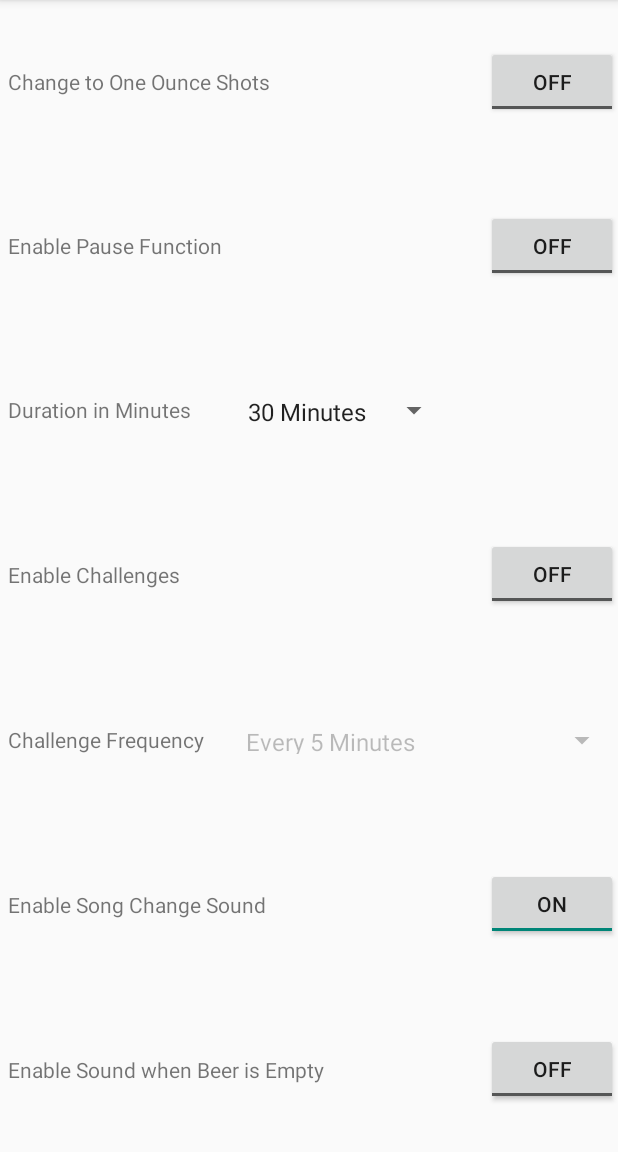
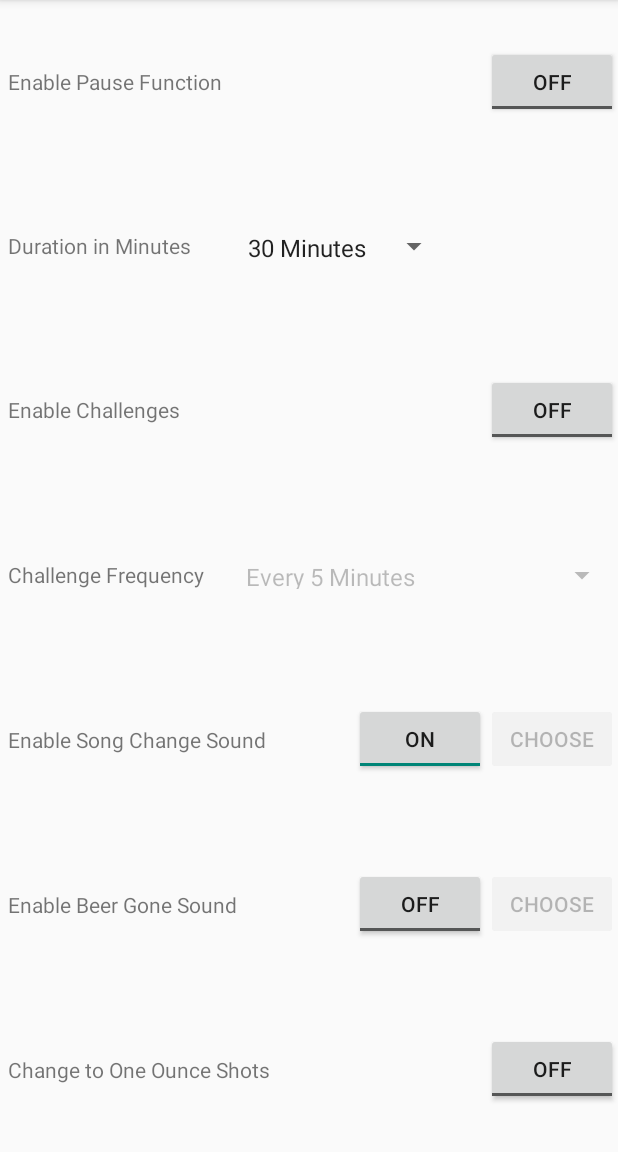
Before and after one commit to pmojo375/PowerHour, an Android app: the fragment SettingsFragment shown on its own in the app's theme, on a phone screen of 412 x 824 dp, the part 84-1236 px from its top. Run offline under Robolectric (Android 15) with nearby library versions, the phone set to English and light mode, and no system bars.

Commit message:
Added 'Choose' buttons to the sound settings in the settings fragment and disabled them by default as they do nothing yet.
Moved the 'Enable One Ounce Shots' setting to the bottom of the settings fragment screen.

```diff
--- a/app/src/main/res/layout/fragment_settings.xml
+++ b/app/src/main/res/layout/fragment_settings.xml
@@ -3,31 +3,6 @@
     android:layout_width="match_parent"
     android:layout_height="match_parent"
     android:orientation="vertical">
-
-    <RelativeLayout
-        android:layout_width="match_parent"
-        android:layout_height="0dp"
-        android:orientation="horizontal"
-        android:layout_weight="1">
-
-        <TextView
-            android:layout_width="wrap_content"
-            android:layout_height="wrap_content"
-            android:text="@string/settings_text1"
-            android:layout_alignParentRight="false"
-            android:paddingStart="5dp"
-            android:layout_centerVertical="true" />
-
-        <ToggleButton
-            android:onClick="toggleOneOunce"
-            android:id="@+id/one_ounce_shot"
-            android:layout_width="wrap_content"
-            android:layout_height="wrap_content"
-            android:layout_alignParentEnd="true"
-            android:layout_alignParentRight="false"
-            android:layout_centerVertical="true" />
-
-    </RelativeLayout>
 
     <RelativeLayout
         android:layout_width="fill_parent"
@@ -152,8 +127,18 @@
             android:onClick="changeSoundToggle"
             android:layout_width="wrap_content"
             android:layout_height="wrap_content"
+            android:layout_alignTop="@+id/song_sound_button"
+            android:layout_toStartOf="@+id/song_sound_button" />
+
+        <Button
+            android:id="@+id/song_sound_button"
+            android:layout_width="wrap_content"
+            android:layout_height="wrap_content"
+            android:onClick="songSoundSelection"
             android:layout_alignParentEnd="true"
-            android:layout_centerVertical="true" />
+            android:layout_centerVertical="true"
+            android:text="@string/sound_button"
+            android:enabled="false" />
 
     </RelativeLayout>
 
@@ -175,7 +160,42 @@
             android:onClick="beerSoundToggle"
             android:layout_width="wrap_content"
             android:layout_height="wrap_content"
+            android:layout_alignTop="@+id/beer_sound_button"
+            android:layout_toStartOf="@+id/beer_sound_button" />
+
+        <Button
+            android:id="@+id/beer_sound_button"
+            android:layout_width="wrap_content"
+            android:layout_height="wrap_content"
+            android:onClick="beerSoundSelection"
             android:layout_alignParentEnd="true"
+            android:layout_centerVertical="true"
+            android:text="@string/sound_button"
+            android:enabled="false" />
+
+    </RelativeLayout>
+
+    <RelativeLayout
+        android:layout_width="match_parent"
+        android:layout_height="0dp"
+        android:orientation="horizontal"
+        android:layout_weight="1">
+
+        <TextView
+            android:layout_width="wrap_content"
+            android:layout_height="wrap_content"
+            android:text="@string/settings_text1"
+            android:layout_alignParentRight="false"
+            android:paddingStart="5dp"
+            android:layout_centerVertical="true" />
+
+        <ToggleButton
+            android:onClick="toggleOneOunce"
+            android:id="@+id/one_ounce_shot"
+            android:layout_width="wrap_content"
+            android:layout_height="wrap_content"
+            android:layout_alignParentEnd="true"
+            android:layout_alignParentRight="false"
             android:layout_centerVertical="true" />
 
     </RelativeLayout>
--- a/app/src/main/res/values/strings.xml
+++ b/app/src/main/res/values/strings.xml
@@ -6,6 +6,8 @@
     <string name="title_section1">Settings</string>
     <string name="title_section2">Songs</string>
     <string name="title_section3">Play</string>
+
+    <string name="song_sound_spinner">Song Change Sound</string>
 
     <string name="ounces">Ounces</string>
     <string name="beers">Beers</string>
@@ -23,12 +25,15 @@
     <string name="settings_text4">Enable Challenges</string>
     <string name="settings_text5">Challenge Frequency</string>
     <string name="settings_text6">Enable Song Change Sound</string>
-    <string name="settings_text7">Enable Sound when Beer is Empty</string>
+    <string name="settings_text7">Enable Beer Gone Sound</string>
     <string name="settings_text8">Random Songs (From SD Card)</string>
     <string name="genre_button">Filter by Genre</string>
 
     <string name="duration_prompt">Select a game duration</string>
     <string name="challenge_frequency_prompt">Select a challenge frequency</string>
+
+    <string name="sound_button">Choose</string>
+
 
     <string-array name="duration_array">
         <item>30 Minutes</item>
```
